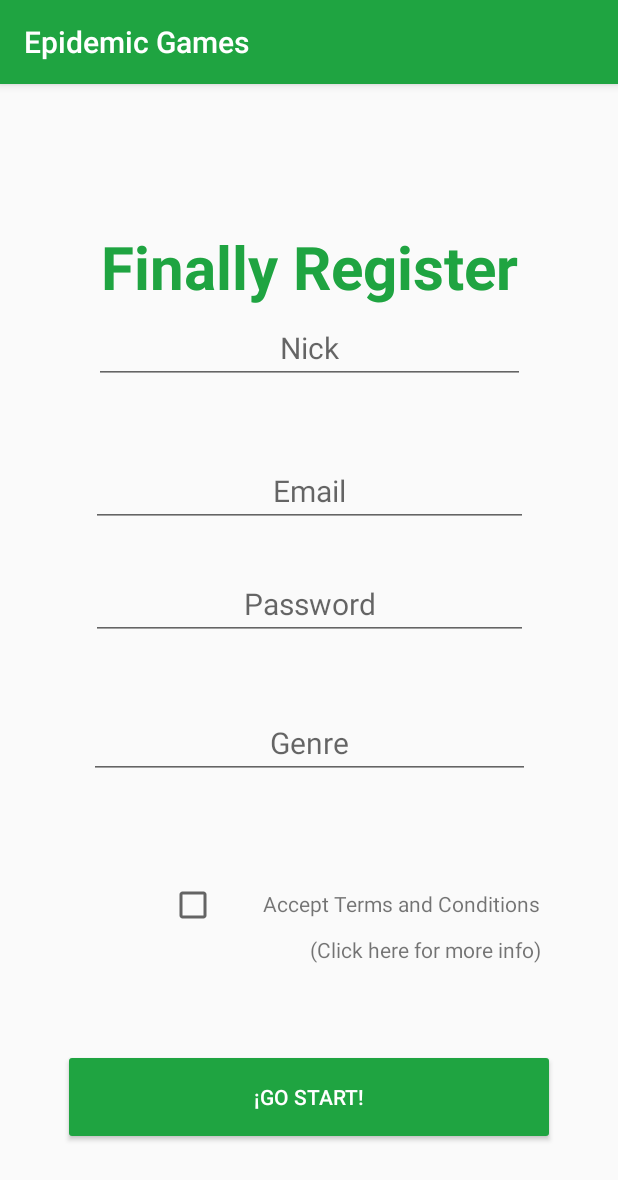
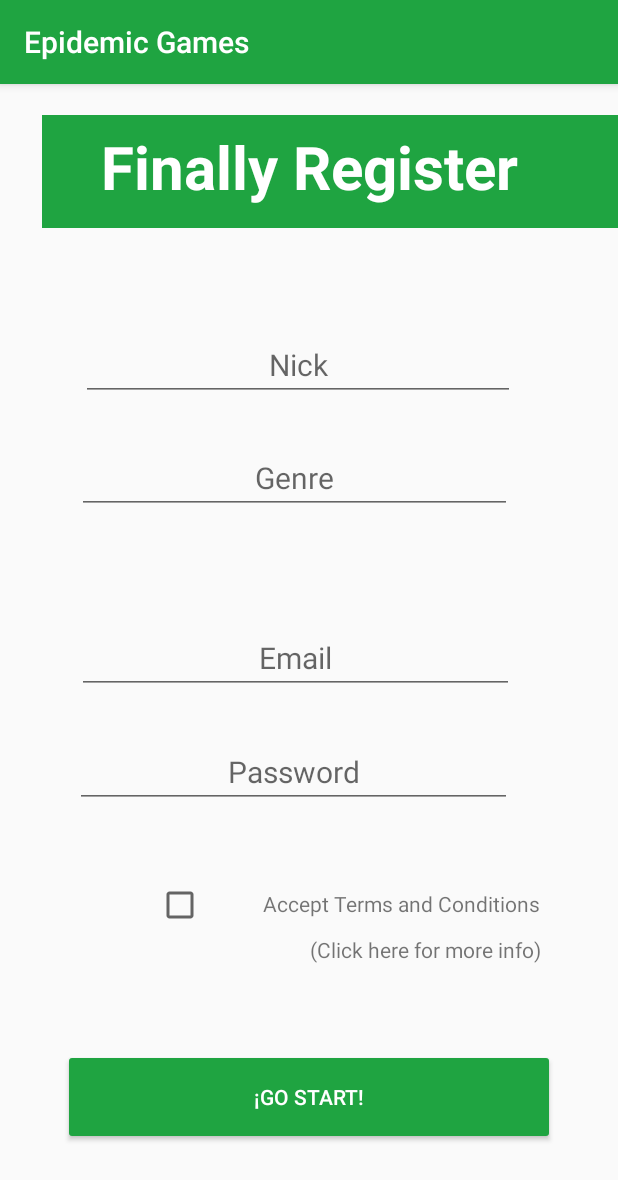
Before and after one commit to MoONStterTeixi/Social-Network, an Android app: the fragment IntroFragment3 shown on its own in the app's theme, on a phone screen of 412 x 824 dp. Shown: the top 1180 px of the screen. Run offline under Robolectric (Android 15) with nearby library versions, the phone set to English and light mode, and no system bars.

Commit message:
base
more

```diff
--- a/EpidemicGames/app/src/main/res/layout/activity_loading.xml
+++ b/EpidemicGames/app/src/main/res/layout/activity_loading.xml
@@ -4,7 +4,7 @@
     xmlns:tools="http://schemas.android.com/tools"
     android:layout_width="match_parent"
     android:layout_height="match_parent"
-    android:background="@drawable/side_nav_bar"
+    android:background="@color/colorAccent"
     tools:context=".LoadingActivity">
 
 
--- a/EpidemicGames/app/src/main/res/layout/fragment_intro3.xml
+++ b/EpidemicGames/app/src/main/res/layout/fragment_intro3.xml
@@ -7,26 +7,38 @@
     tools:context=".IntroFragment3">
 
     <TextView
+        android:id="@+id/textView21"
+        android:layout_width="384dp"
+        android:layout_height="75dp"
+        android:layout_marginBottom="8dp"
+        android:layout_marginTop="8dp"
+        android:background="@color/colorAccent"
+        app:layout_constraintBottom_toBottomOf="parent"
+        app:layout_constraintEnd_toEndOf="parent"
+        app:layout_constraintTop_toTopOf="parent"
+        app:layout_constraintVertical_bias="0.019" />
+
+    <TextView
         android:id="@+id/textView19"
         android:layout_width="wrap_content"
         android:layout_height="wrap_content"
         android:layout_centerHorizontal="true"
         android:layout_centerVertical="true"
         android:layout_gravity="center"
-        android:layout_marginBottom="88dp"
+        android:layout_marginBottom="8dp"
         android:layout_marginEnd="8dp"
         android:layout_marginStart="8dp"
-        android:layout_marginTop="8dp"
+        android:layout_marginTop="28dp"
         android:text="Finally Register"
         android:textAlignment="center"
-        android:textColor="@color/colorAccent"
+        android:textColor="@android:color/background_light"
         android:textSize="40sp"
         android:textStyle="bold"
-        app:layout_constraintBottom_toTopOf="@+id/editText"
+        app:layout_constraintBottom_toBottomOf="parent"
         app:layout_constraintEnd_toEndOf="parent"
         app:layout_constraintStart_toStartOf="parent"
         app:layout_constraintTop_toTopOf="parent"
-        app:layout_constraintVertical_bias="0.888" />
+        app:layout_constraintVertical_bias="0.0" />
 
     <EditText
         android:id="@+id/editText"
@@ -44,14 +56,14 @@
         android:textSize="20sp"
         app:layout_constraintBottom_toBottomOf="parent"
         app:layout_constraintEnd_toEndOf="parent"
-        app:layout_constraintHorizontal_bias="0.506"
+        app:layout_constraintHorizontal_bias="0.415"
         app:layout_constraintStart_toStartOf="parent"
         app:layout_constraintTop_toTopOf="parent"
-        app:layout_constraintVertical_bias="0.34" />
+        app:layout_constraintVertical_bias="0.498" />
 
     <EditText
         android:id="@+id/editText5"
-        android:layout_width="287dp"
+        android:layout_width="289dp"
         android:layout_height="wrap_content"
         android:layout_marginBottom="8dp"
         android:layout_marginEnd="8dp"
@@ -65,10 +77,10 @@
         android:textSize="20sp"
         app:layout_constraintBottom_toBottomOf="parent"
         app:layout_constraintEnd_toEndOf="parent"
-        app:layout_constraintHorizontal_bias="0.506"
+        app:layout_constraintHorizontal_bias="0.43"
         app:layout_constraintStart_toStartOf="parent"
         app:layout_constraintTop_toTopOf="parent"
-        app:layout_constraintVertical_bias="0.205" />
+        app:layout_constraintVertical_bias="0.221" />
 
     <EditText
         android:id="@+id/editText2"
@@ -86,14 +98,14 @@
         android:textSize="20sp"
         app:layout_constraintBottom_toBottomOf="parent"
         app:layout_constraintEnd_toEndOf="parent"
-        app:layout_constraintHorizontal_bias="0.506"
+        app:layout_constraintHorizontal_bias="0.402"
         app:layout_constraintStart_toStartOf="parent"
         app:layout_constraintTop_toTopOf="parent"
-        app:layout_constraintVertical_bias="0.447" />
+        app:layout_constraintVertical_bias="0.606" />
 
     <EditText
         android:id="@+id/editText6"
-        android:layout_width="294dp"
+        android:layout_width="290dp"
         android:layout_height="wrap_content"
         android:layout_marginBottom="8dp"
         android:layout_marginEnd="8dp"
@@ -107,9 +119,10 @@
         android:textSize="20sp"
         app:layout_constraintBottom_toBottomOf="parent"
         app:layout_constraintEnd_toEndOf="parent"
+        app:layout_constraintHorizontal_bias="0.41"
         app:layout_constraintStart_toStartOf="parent"
         app:layout_constraintTop_toTopOf="parent"
-        app:layout_constraintVertical_bias="0.579" />
+        app:layout_constraintVertical_bias="0.328" />
 
 
     <CheckBox
@@ -123,7 +136,7 @@
         android:textAlignment="textEnd"
         app:layout_constraintBottom_toBottomOf="parent"
         app:layout_constraintEnd_toEndOf="parent"
-        app:layout_constraintHorizontal_bias="0.033"
+        app:layout_constraintHorizontal_bias="0.0"
         app:layout_constraintStart_toStartOf="parent"
         app:layout_constraintTop_toTopOf="parent"
         app:layout_constraintVertical_bias="0.728" />
```
Also changed, not shown: EpidemicGames/app/src/main/res/layout/activity_login.xml (+15 -2 lines), EpidemicGames/app/src/main/res/layout/activity_start.xml (+10 -22 lines), EpidemicGames/app/src/main/res/layout/fragment_intro1.xml (+20 -5 lines).
